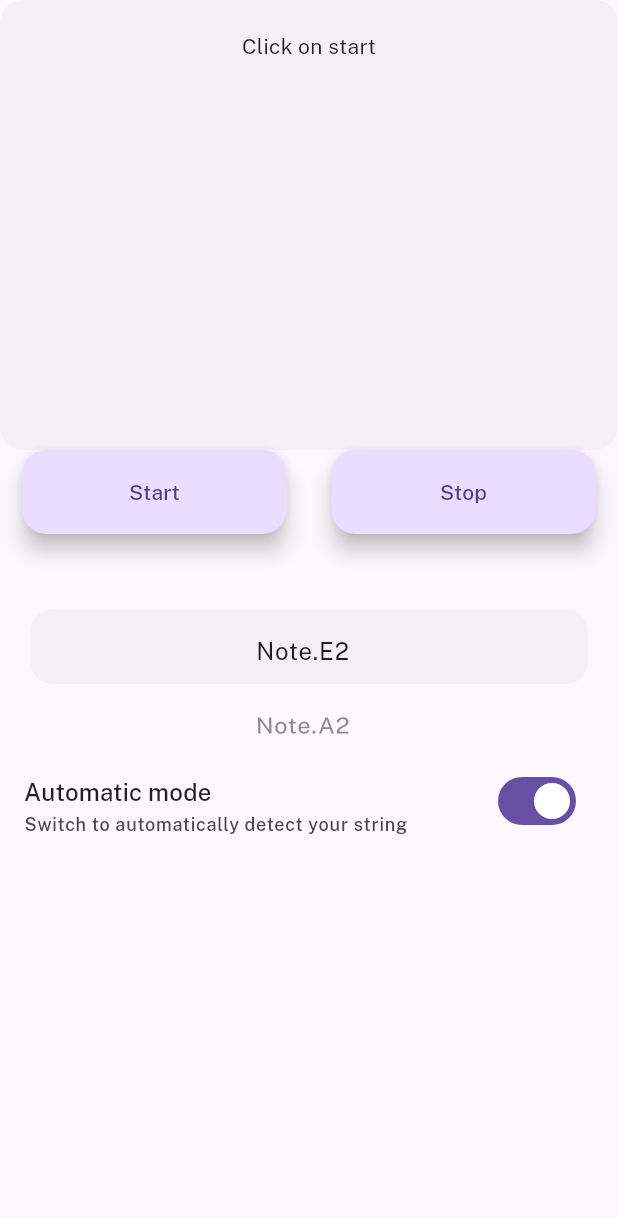
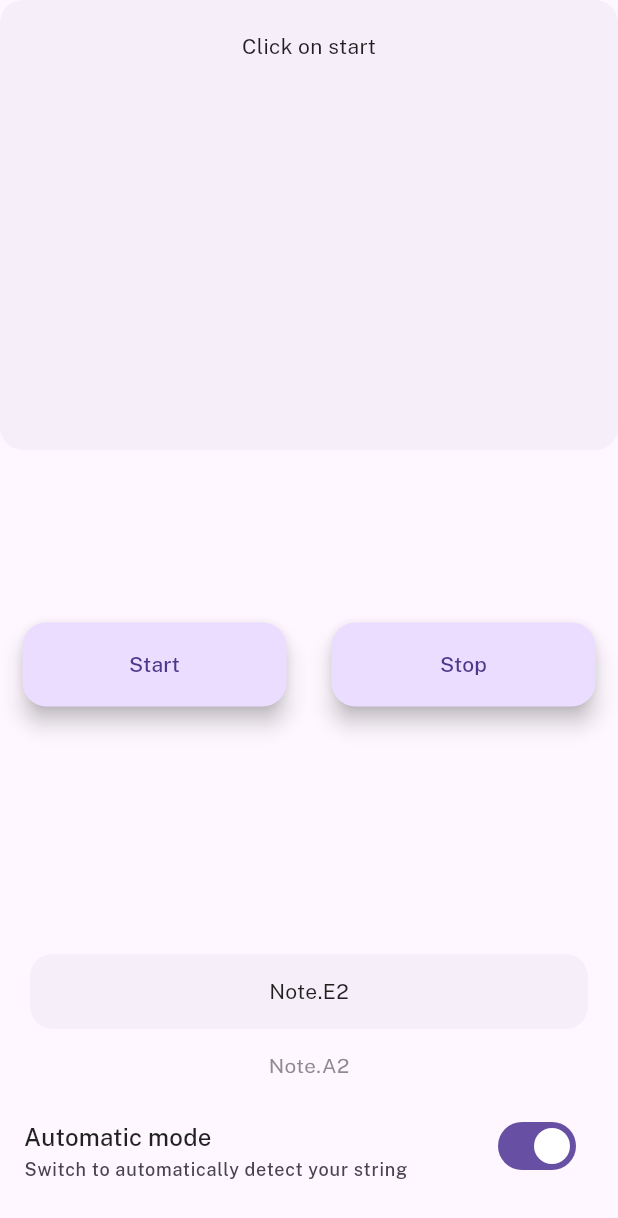
Before and after one commit to denishorn/WearTuner, a Flutter app: the screen it shows after launch, on a phone screen of 412 x 824 dp. Shown: the top 1218 px of the screen. Run offline on Flutter 3.47's test engine with Material 2 defaults, Android fonts, the phone set to English and light mode, and no system bars; drawn by our look-alikes of dynamic_color; our stand-ins replace google_fonts, vibration; missing offline and left inert: flutter_audio_capture, pitch_detector_dart, pitchupdart.

Commit message:
minor improvements

```diff
--- a/lib/homepage.dart
+++ b/lib/homepage.dart
@@ -1,26 +1,15 @@
 import 'dart:async';
-//import 'dart:math';
 import 'dart:typed_data';
 
 import 'package:flutter/material.dart';
 import 'package:flutter_audio_capture/flutter_audio_capture.dart';
-//import 'package:activity_ring/activity_ring.dart';
 import 'package:pitch_detector_dart/pitch_detector.dart';
-//import 'package:provider/provider.dart';
-//import 'package:time_text/time_text.dart';
-//import 'package:wear/wear.dart';
-//import 'package:pitchupdart/instrument_type.dart';
 import 'package:pitchupdart/pitch_handler.dart';
-////import 'package:permission_handler/permission_handler.dart';
 import 'package:vibration/vibration.dart';
 
 import 'widgets.dart';
 import 'tuner.dart';
-//import 'main.dart';
-// ! need to find optimal values
-//const double _sampleRate = 22050;
-//const int _bufferSize = 1000;
-//Timer? _frequencyMatchTimer;
+
 
 
 class MyHomePage extends StatefulWidget {
@@ -106,7 +95,7 @@ class _MyHomePageState extends State<MyHomePage> {
       //child: Center(
         child: Flex(
           direction: Axis.vertical,
-          //mainAxisAlignment: MainAxisAlignment.spaceBetween,
+          mainAxisAlignment: MainAxisAlignment.spaceBetween,
           children: [
             Container(
               //height: MediaQuery.of(context).size.width,
@@ -122,17 +111,14 @@ class _MyHomePageState extends State<MyHomePage> {
             ControlsAndTunerWidget(
               onStartPressed: _startCapture,
               onStopPressed: _stopCapture,
-              constraints: BoxConstraints(
-              maxWidth: 500, // Example constraint
-    //minWidth: 100,
-    //maxHeight: MediaQuery.of(context).size.height - MediaQuery.of(context).size.width, // Example constraint
-              ),
             ),
             //Spacer(flex: 10),
             TunerWidget(
-              constraints: BoxConstraints(
-              maxWidth: 500, // Example constraint
-            ),
+              // onStartPressed: _startCapture,
+              // onStopPressed: _stopCapture,
+            //   constraints: BoxConstraints(
+            //   maxWidth: 500, // Example constraint
+            // ),
             ),
         ]),
       //),
--- a/lib/widgets.dart
+++ b/lib/widgets.dart
@@ -4,19 +4,19 @@ import 'tuner.dart'; // Make sure to import the TunerWidget correctly
 class ControlsAndTunerWidget extends StatelessWidget {
   final VoidCallback onStartPressed;
   final VoidCallback onStopPressed;
-  final BoxConstraints constraints;
+  //final BoxConstraints constraints;
 
   const ControlsAndTunerWidget({
     Key? key,
     required this.onStartPressed,
     required this.onStopPressed,
-    required this.constraints,
+    //required this.constraints,
   }) : super(key: key);
 
   @override
   Widget build(BuildContext context) {
   return Container(
-    constraints: BoxConstraints(maxWidth: constraints.maxWidth),
+    //constraints: BoxConstraints(maxWidth: constraints.maxWidth),
     child: Row(
       mainAxisAlignment: MainAxisAlignment.spaceAround,
       children: [
@@ -66,87 +66,6 @@ class TextDisplayWidget extends StatelessWidget {
   }
 }
 
-
-// class TunerWidget extends StatefulWidget {
-//     final BoxConstraints constraints;
-
-//     TunerWidget({Key? key, required this.constraints}) : super(key: key);
-
-//   @override
-//   _TunerWidgetState createState() => _TunerWidgetState();
-// }
-
-// class _TunerWidgetState extends State<TunerWidget> {
-//   final Guitar guitar = const Guitar();
-
-//   Note? selectedNote;
-//   bool isAutoTune = true; // true for auto, false for manual
-
-//   @override
-//   Widget build(BuildContext context) {
-//     return  Column(
-//       children: [
-//         SizedBox(
-//           height: 150,
-//           child: Stack(
-//             alignment: Alignment.center,
-//             children: [
-//               //Center(child:
-//                 Container(
-//                 height: 50,
-//                 width: MediaQuery.of(context).size.width - 40,
-//                 decoration: BoxDecoration(
-//                   color: Theme.of(context).colorScheme.surfaceVariant.withOpacity(0.33), // Use the theme's secondary color
-//                   borderRadius: BorderRadius.circular(15), // Adjust the radius to get the desired curvature
-//                 ),
-//               //)
-//               ),
-//             ListWheelScrollView(
-//               itemExtent: 50,
-//               overAndUnderCenterOpacity: 0.5,
-//               physics: FixedExtentScrollPhysics(),
-//               diameterRatio: 3,
-//               children: guitar.tuning.map((Note note) =>
-//               //GestureDetector(onTap: ()=>print('1'),
-
-//               ListTile(
-//                 //child: Center(child:
-//                 title:Text(note.toString(), textAlign: TextAlign.center),
-//                 onTap:(){print('!');}
-//                 //),
-//                 )
-//               )
-//               .toList(),
-//               onSelectedItemChanged: (index){},
-//             ),
-
-//             ]
-//           ),
-//         ),
-//         // Switch for toggling between auto and manual tuning
-//         SwitchListTile(
-//           title: Text(
-//           'Automatic mode',
-//           style: Theme.of(context).textTheme.titleMedium, // Adjust the title size according to the app theme
-//         ),
-//           subtitle: Text(
-//             'Switch to automatically detect your string',
-//             style: Theme.of(context).textTheme.labelMedium!.copyWith(color: Theme.of(context).colorScheme.onSurfaceVariant),
-//             ),
-//           value: isAutoTune,
-//           isThreeLine: true,
-//           onChanged: (bool value) {
-//             setState(() {
-//               isAutoTune = value;
-//             });
-//           },
-//         ),
-//       ],
-//     //)
-//     );
-//   }
-// }
-
 class TuningWheel extends StatefulWidget {
   final Guitar guitar;
   final Function(int) onNoteSelected;
@@ -156,7 +75,7 @@ class TuningWheel extends StatefulWidget {
   @override
   _TuningWheelState createState() => _TuningWheelState();
 }
-//import 'package:flutter/material.dart';
+
 
 class _TuningWheelState extends State<TuningWheel> {
   final FixedExtentScrollController _controller = FixedExtentScrollController();
@@ -202,8 +121,8 @@ class _TuningWheelState extends State<TuningWheel> {
         childDelegate: ListWheelChildBuilderDelegate(
           builder: (BuildContext context, int index) {
             if (index < 0 || index >= widget.guitar.tuning.length) return null;
-            return ListTile(
-                title: Text(widget.guitar.tuning[index].toString(), textAlign: TextAlign.center),
+            return Center(child:Text(widget.guitar.tuning[index].toString()),
+                //tileColor:Theme.of(context).colorScheme.surfaceVariant.withOpacity(0.33),
             );
           },
           childCount: widget.guitar.tuning.length,
@@ -240,9 +159,9 @@ class AutoTuneSwitch extends StatelessWidget {
 }
 
 class TunerWidget extends StatefulWidget {
-  final BoxConstraints constraints;
+  //final BoxConstraints constraints;
 
-  TunerWidget({Key? key, required this.constraints}) : super(key: key);
+  TunerWidget({Key? key}) : super(key: key);
 
   @override
   _TunerWidgetState createState() => _TunerWidgetState();
@@ -257,6 +176,10 @@ class _TunerWidgetState extends State<TunerWidget> {
   Widget build(BuildContext context) {
     return Column(
       children: [
+        // ControlsAndTunerWidget(
+        //       onStartPressed: _startCapture,
+        //       onStopPressed: _stopCapture,
+        //     ),
         SizedBox(
           height: 150,
           child: Stack(
```
